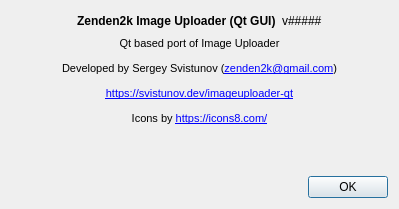
Old version of the form Source/qimageuploader/Gui/ui/AboutDialog.ui in the repository zenden2k/image-uploader.
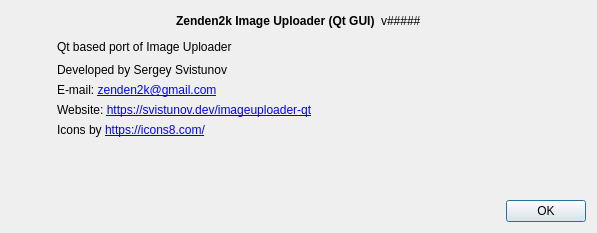
New version of the form.

Patch:
```diff
--- a/Source/qimageuploader/Gui/ui/AboutDialog.ui
+++ b/Source/qimageuploader/Gui/ui/AboutDialog.ui
@@ -6,8 +6,8 @@
    <rect>
     <x>0</x>
     <y>0</y>
-    <width>399</width>
-    <height>209</height>
+    <width>597</width>
+    <height>233</height>
    </rect>
   </property>
   <property name="windowTitle">
@@ -36,7 +36,6 @@
       <widget class="QLabel" name="programNameLabel">
        <property name="font">
         <font>
-         <weight>75</weight>
          <bold>true</bold>
         </font>
        </property>
@@ -68,24 +67,74 @@
     </layout>
    </item>
    <item>
-    <widget class="QLabel" name="label">
-     <property name="text">
-      <string>&lt;!DOCTYPE HTML PUBLIC &quot;-//W3C//DTD HTML 4.0//EN&quot; &quot;http://www.w3.org/TR/REC-html40/strict.dtd&quot;&gt;
-&lt;html&gt;&lt;head&gt;&lt;meta name=&quot;qrichtext&quot; content=&quot;1&quot; /&gt;&lt;style type=&quot;text/css&quot;&gt;
-p, li { white-space: pre-wrap; }
-&lt;/style&gt;&lt;/head&gt;&lt;body style=&quot; font-family:'MS Shell Dlg 2'; font-size:8pt; font-weight:400; font-style:normal;&quot;&gt;
-&lt;p style=&quot; margin-top:12px; margin-bottom:12px; margin-left:0px; margin-right:0px; -qt-block-indent:0; text-indent:0px;&quot;&gt;Qt based port of Image Uploader&lt;/p&gt;
-&lt;p style=&quot; margin-top:12px; margin-bottom:12px; margin-left:0px; margin-right:0px; -qt-block-indent:0; text-indent:0px;&quot;&gt;Developed by Sergey Svistunov (&lt;a href=&quot;mailto:zenden2k@gmail.com&quot;&gt;&lt;span style=&quot; text-decoration: underline; color:#0000ff;&quot;&gt;zenden2k@gmail.com&lt;/span&gt;&lt;/a&gt;)&lt;/p&gt;
-&lt;p style=&quot; margin-top:12px; margin-bottom:12px; margin-left:0px; margin-right:0px; -qt-block-indent:0; text-indent:0px;&quot;&gt;&lt;a href=&quot;https://svistunov.dev/imageuploader-qt&quot;&gt;&lt;span style=&quot; text-decoration: underline; color:#0000ff;&quot;&gt;https://svistunov.dev/imageuploader-qt&lt;/span&gt;&lt;/a&gt;&lt;/p&gt;
-&lt;p style=&quot; margin-top:12px; margin-bottom:12px; margin-left:0px; margin-right:0px; -qt-block-indent:0; text-indent:0px;&quot;&gt;Icons by &lt;a href=&quot;https://icons8.com/&quot;&gt;&lt;span style=&quot; text-decoration: underline; color:#0000ff;&quot;&gt;https://icons8.com/&lt;/span&gt;&lt;/a&gt;&lt;br /&gt;&lt;/p&gt;&lt;/body&gt;&lt;/html&gt;</string>
-     </property>
-     <property name="alignment">
-      <set>Qt::AlignCenter</set>
-     </property>
-     <property name="openExternalLinks">
-      <bool>true</bool>
-     </property>
-    </widget>
+    <layout class="QFormLayout" name="formLayout">
+     <item row="0" column="0">
+      <spacer name="horizontalSpacer_3">
+       <property name="orientation">
+        <enum>Qt::Horizontal</enum>
+       </property>
+       <property name="sizeHint" stdset="0">
+        <size>
+         <width>40</width>
+         <height>20</height>
+        </size>
+       </property>
+      </spacer>
+     </item>
+     <item row="0" column="1">
+      <widget class="QLabel" name="label_2">
+       <property name="text">
+        <string>Qt based port of Image Uploader</string>
+       </property>
+      </widget>
+     </item>
+     <item row="2" column="1">
+      <widget class="QLabel" name="label_4">
+       <property name="text">
+        <string>&lt;html&gt;&lt;head/&gt;&lt;body&gt;&lt;p&gt;E-mail: &lt;a href=&quot;mailto:zenden2k@gmail.com&quot;&gt;&lt;span style=&quot; text-decoration: underline; color:#0000ff;&quot;&gt;zenden2k@gmail.com&lt;/span&gt;&lt;/a&gt;&lt;/p&gt;&lt;/body&gt;&lt;/html&gt;</string>
+       </property>
+       <property name="openExternalLinks">
+        <bool>true</bool>
+       </property>
+       <property name="textInteractionFlags">
+        <set>Qt::LinksAccessibleByMouse|Qt::TextSelectableByMouse</set>
+       </property>
+      </widget>
+     </item>
+     <item row="1" column="1">
+      <widget class="QLabel" name="label_3">
+       <property name="text">
+        <string>Developed by Sergey Svistunov</string>
+       </property>
+      </widget>
+     </item>
+     <item row="3" column="1">
+      <widget class="QLabel" name="label_5">
+       <property name="text">
+        <string>&lt;html&gt;&lt;head/&gt;&lt;body&gt;&lt;p&gt;Website: &lt;a href=&quot;https://svistunov.dev/imageuploader-qt&quot;&gt;&lt;span style=&quot; text-decoration: underline; color:#0000ff;&quot;&gt;https://svistunov.dev/imageuploader-qt&lt;/span&gt;&lt;/a&gt;&lt;/p&gt;&lt;/body&gt;&lt;/html&gt;</string>
+       </property>
+       <property name="openExternalLinks">
+        <bool>true</bool>
+       </property>
+       <property name="textInteractionFlags">
+        <set>Qt::LinksAccessibleByMouse|Qt::TextSelectableByMouse</set>
+       </property>
+      </widget>
+     </item>
+     <item row="4" column="1">
+      <widget class="QLabel" name="label_6">
+       <property name="text">
+        <string>&lt;html&gt;&lt;head/&gt;&lt;body&gt;&lt;p&gt;Icons by &lt;a href=&quot;https://icons8.com/&quot;&gt;&lt;span style=&quot; text-decoration: underline; color:#0000ff;&quot;&gt;https://icons8.com/&lt;/span&gt;&lt;/a&gt;&lt;/p&gt;&lt;/body&gt;&lt;/html&gt;</string>
+       </property>
+       <property name="openExternalLinks">
+        <bool>true</bool>
+       </property>
+       <property name="textInteractionFlags">
+        <set>Qt::LinksAccessibleByMouse|Qt::TextSelectableByMouse</set>
+       </property>
+      </widget>
+     </item>
+    </layout>
    </item>
    <item>
     <spacer name="verticalSpacer">
```
